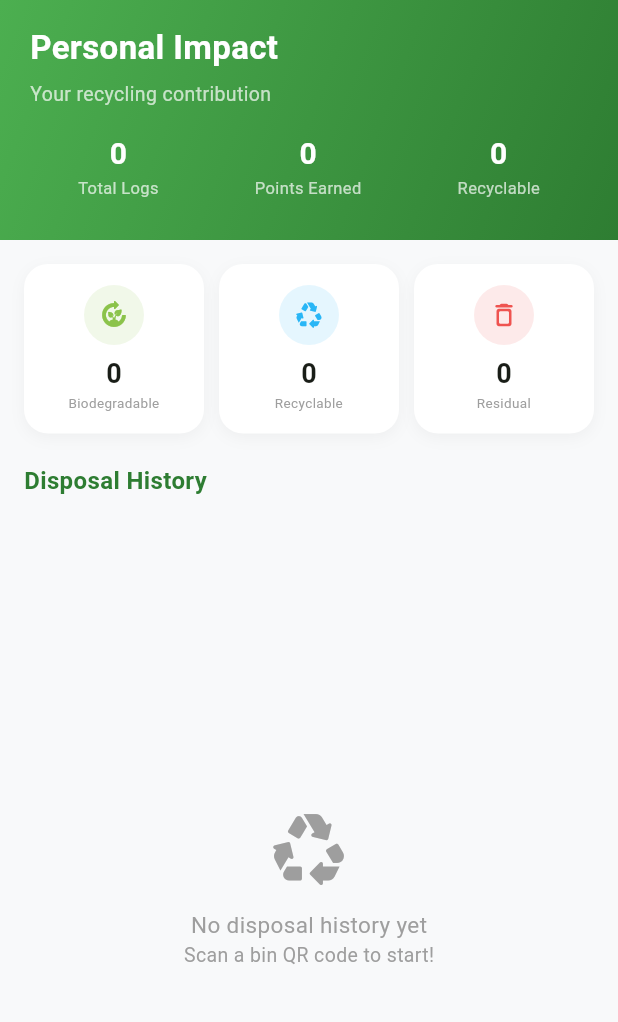
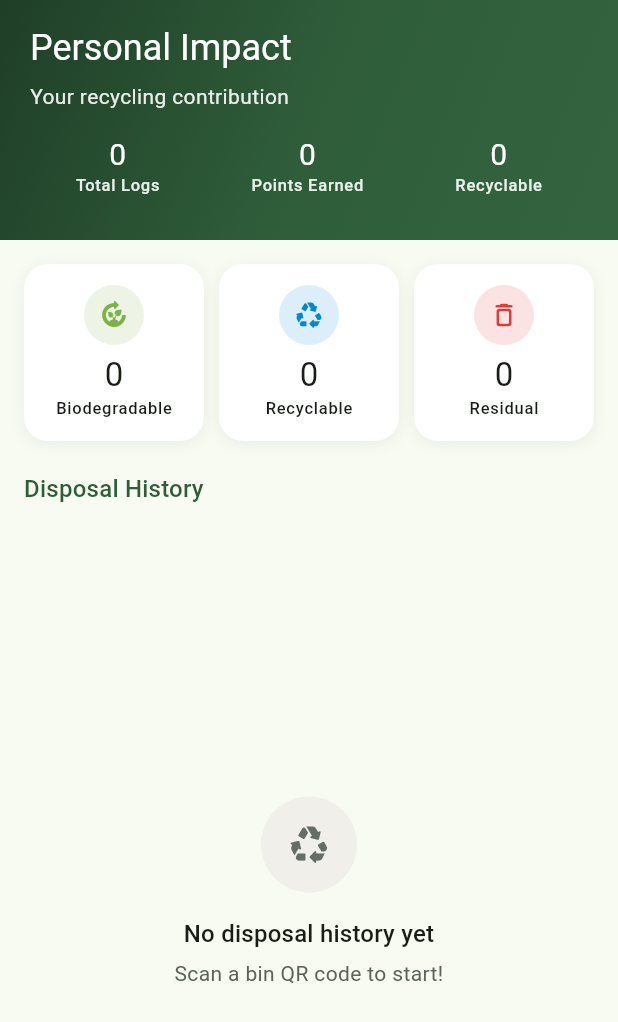
Before and after one commit to JmMoshi16/CAPSTONE-1, a Flutter app: the ImpactScreen screen opened directly with empty values, on a phone screen of 412 x 824 dp. Shown: the top 1022 px of the screen. Run offline on Flutter 3.47's test engine with Material 3 defaults, Android fonts, the phone set to English and light mode, and no system bars; our stand-ins replace cloud_firestore, firebase_auth, firebase_core, fl_chart, flutter_local_notifications, lottie and 1 more; missing offline and left inert: mobile_scanner; accounts and stored records are empty.

Commit message:
Insight, Scan History and Leaderboard on design tokens
Shared list tile, chips, empty states and HeroBackButton (48 dp, labelled);
podium and rank colours drawn through colors.ink for AA text; elasticOut
replaced by the spring token.

Co-Authored-By: Claude Opus 5.5 <noreply@anthropic.com>

```diff
--- a/lib/screens/customer/impact_screen.dart
+++ b/lib/screens/customer/impact_screen.dart
@@ -1,7 +1,8 @@
 import 'package:flutter/material.dart';
 import 'package:intl/intl.dart';
 import '../../models/models.dart';
-import '../../core/theme.dart';
+import '../../core/theme.dart' show wasteIcon;
+import '../../widgets/ui.dart';
 
 class ImpactScreen extends StatefulWidget {
   final List<WasteLog> logs;
@@ -18,11 +19,11 @@ class _ImpactScreenState extends State<ImpactScreen> with TickerProviderStateMix
   @override
   void initState() {
     super.initState();
-    _headerCtrl = AnimationController(vsync: this, duration: const Duration(milliseconds: 700));
-    _bodyCtrl   = AnimationController(vsync: this, duration: const Duration(milliseconds: 800));
-    _headerFade = CurvedAnimation(parent: _headerCtrl, curve: Curves.easeOut);
+    _headerCtrl = AnimationController(vsync: this, duration: AppMotion.countUp);
+    _bodyCtrl   = AnimationController(vsync: this, duration: AppMotion.slow * 2);
+    _headerFade = CurvedAnimation(parent: _headerCtrl, curve: AppMotion.standard);
     _headerCtrl.forward();
-    Future.delayed(const Duration(milliseconds: 300), () { if (mounted) _bodyCtrl.forward(); });
+    Future.delayed(AppMotion.medium, () { if (mounted) _bodyCtrl.forward(); });
   }
 
   @override
@@ -30,40 +31,34 @@ class _ImpactScreenState extends State<ImpactScreen> with TickerProviderStateMix
 
   @override
   Widget build(BuildContext context) {
+    final c = context.colors;
+    final t = context.text;
     final bio      = widget.logs.where((l) => l.wasteType == 'Biodegradable').length;
     final rec      = widget.logs.where((l) => l.wasteType == 'Recyclable').length;
     final res      = widget.logs.where((l) => l.wasteType == 'Residual').length;
     final totalPts = widget.logs.fold(0, (s, l) => s + l.pointsAwarded);
 
     return Scaffold(
-      backgroundColor: kBg,
       body: CustomScrollView(
         slivers: [
           SliverAppBar(
             expandedHeight: 160,
             pinned: true,
-            backgroundColor: kGreen,
+            backgroundColor: c.hero[1],
             automaticallyImplyLeading: false,
             flexibleSpace: FlexibleSpaceBar(
               background: FadeTransition(
                 opacity: _headerFade,
                 child: Container(
-                  decoration: const BoxDecoration(
-                    gradient: LinearGradient(
-                      colors: [kGreenLight, kGreen],
-                      begin: Alignment.topLeft, end: Alignment.bottomRight,
-                    ),
-                  ),
+                  decoration: heroDecoration(context),
                   child: SafeArea(
                     child: Padding(
-                      padding: const EdgeInsets.fromLTRB(20, 16, 20, 0),
+                      padding: const EdgeInsets.fromLTRB(AppSpace.lg, AppSpace.md, AppSpace.lg, 0),
                       child: Column(crossAxisAlignment: CrossAxisAlignment.start, children: [
-                        const Text('Personal Impact',
-                            style: TextStyle(color: Colors.white, fontWeight: FontWeight.bold, fontSize: 22)),
-                        const SizedBox(height: 6),
-                        const Text('Your recycling contribution',
-                            style: TextStyle(color: Colors.white70, fontSize: 13)),
-                        const SizedBox(height: 16),
+                        Text('Personal Impact', style: t.headlineSmall!.copyWith(color: c.onHero)),
+                        const SizedBox(height: AppSpace.xs - 2),
+                        Text('Your recycling contribution', style: t.bodyMedium!.copyWith(color: c.onHeroMuted)),
+                        const SizedBox(height: AppSpace.md),
                         Row(mainAxisAlignment: MainAxisAlignment.spaceAround, children: [
                           _CountUpStat(end: widget.logs.length, label: 'Total Logs', ctrl: _headerCtrl),
                           _CountUpStat(end: totalPts, label: 'Points Earned', ctrl: _headerCtrl),
@@ -79,104 +74,78 @@ class _ImpactScreenState extends State<ImpactScreen> with TickerProviderStateMix
 
           SliverToBoxAdapter(
             child: Padding(
-              padding: const EdgeInsets.all(16),
+              padding: const EdgeInsets.all(AppSpace.md),
               child: Column(crossAxisAlignment: CrossAxisAlignment.start, children: [
                 Row(children: [
-                  Expanded(child: _PopInCard(index: 0, ctrl: _bodyCtrl,
-                      child: _typeCard('Biodegradable', bio, Icons.compost_rounded, kBioColor))),
-                  const SizedBox(width: 10),
-                  Expanded(child: _PopInCard(index: 1, ctrl: _bodyCtrl,
-                      child: _typeCard('Recyclable', rec, Icons.recycling_rounded, kRecColor))),
-                  const SizedBox(width: 10),
-                  Expanded(child: _PopInCard(index: 2, ctrl: _bodyCtrl,
-                      child: _typeCard('Residual', res, Icons.delete_outline_rounded, kResColor))),
+                  Expanded(child: _PopInCard(index: 0,
+                      child: _typeCard('Biodegradable', bio, wasteIcon('Biodegradable'), c.bio))),
+                  const SizedBox(width: AppSpace.sm - 2),
+                  Expanded(child: _PopInCard(index: 1,
+                      child: _typeCard('Recyclable', rec, wasteIcon('Recyclable'), c.rec))),
+                  const SizedBox(width: AppSpace.sm - 2),
+                  Expanded(child: _PopInCard(index: 2,
+                      child: _typeCard('Residual', res, wasteIcon('Residual'), c.res))),
                 ]),
-                const SizedBox(height: 20),
-                const Text('Disposal History',
-                    style: TextStyle(fontWeight: FontWeight.bold, fontSize: 16, color: kGreen)),
-                const SizedBox(height: 12),
+                const SizedBox(height: AppSpace.lg),
+                Text('Disposal History', style: t.titleMedium!.copyWith(color: c.primary)),
+                const SizedBox(height: AppSpace.sm),
               ]),
             ),
           ),
 
           if (widget.logs.isEmpty)
             const SliverFillRemaining(
-              child: Center(child: Column(mainAxisSize: MainAxisSize.min, children: [
-                Icon(Icons.recycling_rounded, size: 56, color: Colors.grey),
-                SizedBox(height: 12),
-                Text('No disposal history yet', style: TextStyle(color: Colors.grey, fontSize: 15)),
-                Text('Scan a bin QR code to start!', style: TextStyle(color: Colors.grey, fontSize: 13)),
-              ])),
+              child: EmptyState(
+                icon: Icons.recycling_rounded,
+                title: 'No disposal history yet',
+                message: 'Scan a bin QR code to start!',
+                dense: true,
+              ),
             )
           else
             SliverPadding(
-              padding: const EdgeInsets.symmetric(horizontal: 16),
+              padding: const EdgeInsets.symmetric(horizontal: AppSpace.md),
               sliver: SliverList(
                 delegate: SliverChildBuilderDelegate(
-                  (_, i) => _FadeSlideItem(index: i, ctrl: _bodyCtrl, child: _logTile(widget.logs[i])),
+                  (_, i) => _FadeSlideItem(index: i, child: _logTile(widget.logs[i])),
                   childCount: widget.logs.length,
                 ),
               ),
             ),
 
-          const SliverToBoxAdapter(child: SizedBox(height: 80)),
+          const SliverToBoxAdapter(child: SizedBox(height: AppSpace.navClearance)),
         ],
       ),
     );
   }
 
   Widget _typeCard(String label, int count, IconData icon, Color color) => Container(
-    padding: const EdgeInsets.symmetric(vertical: 14, horizontal: 8),
-    decoration: BoxDecoration(
-      color: Colors.white,
-      borderRadius: BorderRadius.circular(16),
-      boxShadow: [BoxShadow(color: Colors.black.withValues(alpha: 0.04), blurRadius: 8, offset: const Offset(0, 3))],
-    ),
+    padding: const EdgeInsets.symmetric(vertical: AppSpace.md - 2, horizontal: AppSpace.xs),
+    decoration: cardDecoration(context, radius: AppRadius.lg),
     child: Column(children: [
       Container(
-        padding: const EdgeInsets.all(10),
-        decoration: BoxDecoration(color: color.withValues(alpha: 0.12), shape: BoxShape.circle),
+        padding: const EdgeInsets.all(AppSpace.sm - 2),
+        decoration: BoxDecoration(color: color.withValues(alpha: 0.14), shape: BoxShape.circle),
         child: Icon(icon, color: color, size: 20),
       ),
-      const SizedBox(height: 6),
-      Text('$count', style: const TextStyle(fontSize: 18, fontWeight: FontWeight.bold)),
-      Text(label, style: const TextStyle(color: Colors.grey, fontSize: 9), textAlign: TextAlign.center),
+      const SizedBox(height: AppSpace.xs - 2),
+      Text('$count', style: context.text.titleLarge),
+      FittedBox(fit: BoxFit.scaleDown, child: Text(label, style: context.text.labelSmall, textAlign: TextAlign.center)),
     ]),
   );
 
   Widget _logTile(WasteLog log) {
-    final color = wasteColor(log.wasteType);
-    final icon  = wasteIcon(log.wasteType);
-    return Container(
-      margin: const EdgeInsets.only(bottom: 10),
-      decoration: BoxDecoration(
-        color: Colors.white,
-        borderRadius: BorderRadius.circular(16),
-        boxShadow: [BoxShadow(color: Colors.black.withValues(alpha: 0.04), blurRadius: 8, offset: const Offset(0, 3))],
-      ),
-      child: ListTile(
-        contentPadding: const EdgeInsets.symmetric(horizontal: 16, vertical: 6),
-        leading: Container(
-          width: 46, height: 46,
-          decoration: BoxDecoration(
-            gradient: LinearGradient(colors: [color.withValues(alpha: 0.7), color]),
-            borderRadius: BorderRadius.circular(14),
-          ),
-          child: Icon(icon, color: Colors.white, size: 22),
-        ),
-        title: Text(log.wasteType, style: const TextStyle(fontWeight: FontWeight.w600, fontSize: 14)),
-        subtitle: Column(crossAxisAlignment: CrossAxisAlignment.start, children: [
-          Text(DateFormat('EEE, MMM d yyyy · h:mm a').format(log.timestamp),
-              style: const TextStyle(fontSize: 11)),
-          Text('Bin: ${log.binId}', style: const TextStyle(fontSize: 11, color: Colors.grey)),
-        ]),
-        trailing: Container(
-          padding: const EdgeInsets.symmetric(horizontal: 10, vertical: 5),
-          decoration: BoxDecoration(color: kGreenLight.withValues(alpha: 0.1), borderRadius: BorderRadius.circular(20)),
-          child: Text('+${log.pointsAwarded} pts',
-              style: const TextStyle(color: kGreen, fontWeight: FontWeight.bold, fontSize: 12)),
-        ),
-      ),
+    final c = context.colors;
+    return AppListTile(
+      margin: const EdgeInsets.only(bottom: AppSpace.sm - 2),
+      leading: IconBadge(icon: wasteIcon(log.wasteType), color: c.wasteFill(log.wasteType), size: 46, filled: true),
+      title: log.wasteType,
+      subtitle: Column(crossAxisAlignment: CrossAxisAlignment.start, children: [
+        Text(DateFormat('EEE, MMM d yyyy · h:mm a').format(log.timestamp),
+            style: context.text.bodySmall!.copyWith(color: c.textPrimary)),
+        Text('Bin: ${log.binId}', style: context.text.bodySmall),
+      ]),
+      trailing: PointsPill('+${log.pointsAwarded} pts'),
     );
   }
 }
@@ -190,15 +159,16 @@ class _CountUpStat extends StatelessWidget {
 
   @override
   Widget build(BuildContext context) {
+    final c = context.colors;
     final anim = Tween<double>(begin: 0, end: end.toDouble())
-        .animate(CurvedAnimation(parent: ctrl, curve: Curves.easeOut));
+        .animate(CurvedAnimation(parent: ctrl, curve: AppMotion.standard));
     return Column(children: [
       AnimatedBuilder(
         animation: anim,
         builder: (_, __) => Text('${anim.value.toInt()}',
-            style: const TextStyle(color: Colors.white, fontSize: 20, fontWeight: FontWeight.bold)),
+            style: context.text.titleLarge!.copyWith(color: c.onHero, fontSize: 20)),
       ),
-      Text(label, style: const TextStyle(color: Colors.white70, fontSize: 11)),
+      Text(label, style: context.text.labelSmall!.copyWith(color: c.onHeroMuted)),
     ]);
   }
 }
@@ -206,9 +176,8 @@ class _CountUpStat extends StatelessWidget {
 // ── Pop-in card wrapper ───────────────────────────────────────────────────────
 class _PopInCard extends StatefulWidget {
   final int index;
-  final AnimationController ctrl;
   final Widget child;
-  const _PopInCard({required this.index, required this.ctrl, required this.child});
+  const _PopInCard({required this.index, required this.child});
   @override
   State<_PopInCard> createState() => _PopInCardState();
 }
@@ -220,24 +189,24 @@ class _PopInCardState extends State<_PopInCard> with SingleTickerProviderStateMi
   @override
   void initState() {
     super.initState();
-    _c = AnimationController(vsync: this, duration: const Duration(milliseconds: 500));
-    _scale = CurvedAnimation(parent: _c, curve: Curves.elasticOut);
-    Future.delayed(Duration(milliseconds: 100 + widget.index * 100), () { if (mounted) _c.forward(); });
+    _c = AnimationController(vsync: this, duration: AppMotion.slow);
+    _scale = Tween<double>(begin: 0.85, end: 1).animate(CurvedAnimation(parent: _c, curve: AppMotion.spring));
+    Future.delayed(AppMotion.fast + AppMotion.stagger * (widget.index * 2), () { if (mounted) _c.forward(); });
   }
 
   @override
   void dispose() { _c.dispose(); super.dispose(); }
 
   @override
-  Widget build(BuildContext context) => ScaleTransition(scale: _scale, child: widget.child);
+  Widget build(BuildContext context) => FadeTransition(
+      opacity: _c, child: ScaleTransition(scale: _scale, child: widget.child));
 }
 
 // ── Fade+slide list item ──────────────────────────────────────────────────────
 class _FadeSlideItem extends StatefulWidget {
   final int index;
-  final AnimationController ctrl;
   final Widget child;
-  const _FadeSlideItem({required this.index, required this.ctrl, required this.child});
+  const _FadeSlideItem({required this.index, required this.child});
   @override
   State<_FadeSlideItem> createState() => _FadeSlideItemState();
 }
@@ -250,12 +219,12 @@ class _FadeSlideItemState extends State<_FadeSlideItem> with SingleTickerProvide
   @override
   void initState() {
     super.initState();
-    _c = AnimationController(vsync: this, duration: const Duration(milliseconds: 400));
-    _fade  = CurvedAnimation(parent: _c, curve: Curves.easeOut);
+    _c = AnimationController(vsync: this, duration: AppMotion.slow);
+    _fade  = CurvedAnimation(parent: _c, curve: AppMotion.standard);
     _slide = Tween<Offset>(begin: const Offset(0, 0.1), end: Offset.zero)
-        .animate(CurvedAnimation(parent: _c, curve: Curves.easeOut));
-    final delay = (widget.index * 50).clamp(0, 500);
-    Future.delayed(Duration(milliseconds: 200 + delay), () { if (mounted) _c.forward(); });
+        .animate(CurvedAnimation(parent: _c, curve: AppMotion.standard));
+    final delay = AppMotion.stagger * widget.index;
+    Future.delayed(AppMotion.medium + (delay > AppMotion.slow ? AppMotion.slow : delay), () { if (mounted) _c.forward(); });
   }
 
   @override
```
Also changed, not shown: lib/screens/customer/leaderboard_screen.dart (+81 -89 lines), lib/screens/customer/scan_history_screen.dart (+42 -110 lines), lib/widgets/ui/surfaces.dart (+25 -0 lines).
